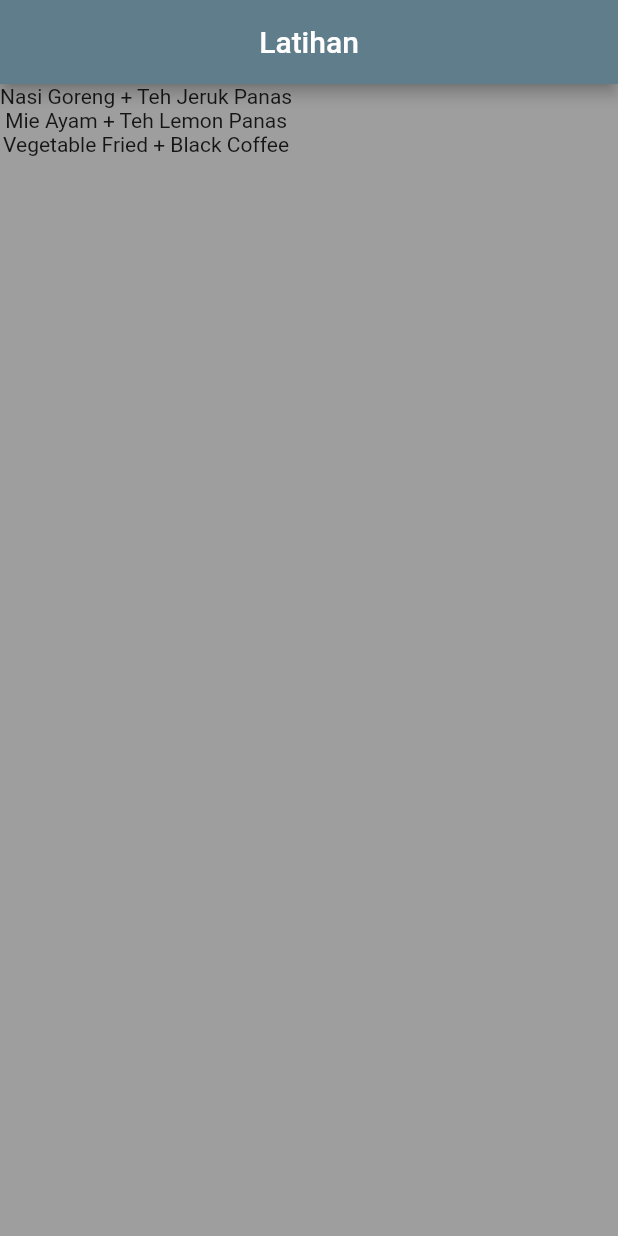
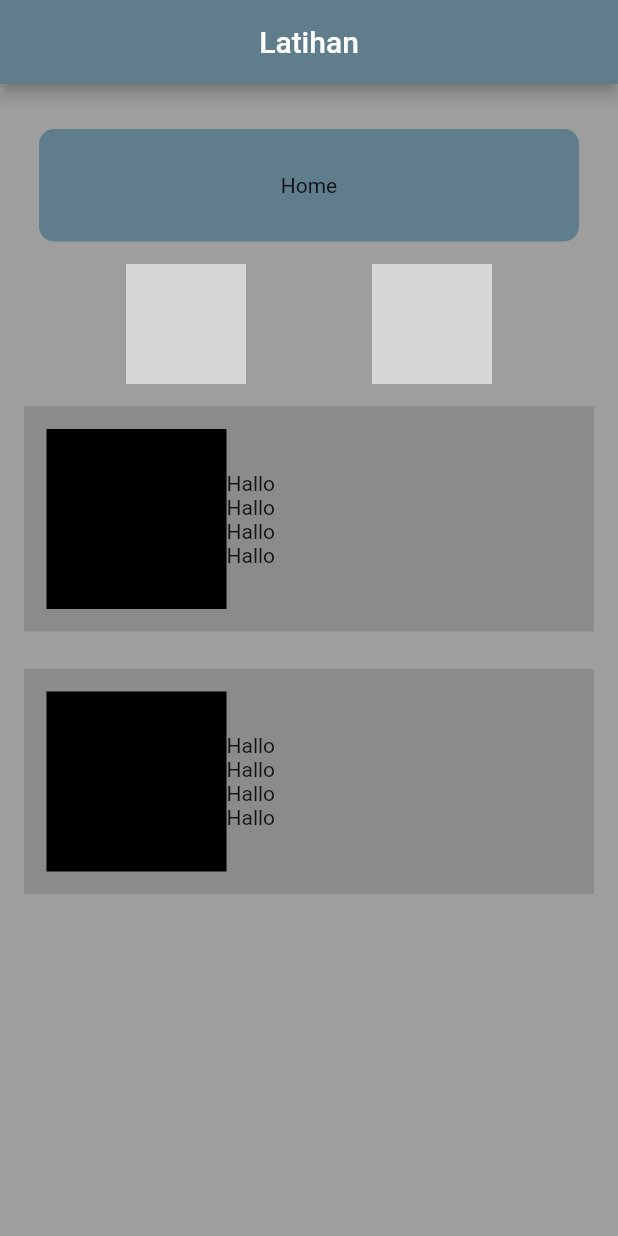
Before and after one commit to tasyaa01/Latihan-Flutter, a Flutter app: the screen it shows after launch, on a phone screen of 412 x 824 dp. Run offline on Flutter 3.47's test engine with Material 2 defaults, Android fonts, the phone set to English and light mode, and no system bars; grey boxes are pictures that could not be loaded.

Commit message:
Latihan Flutter

```diff
--- a/lib/column.dart
+++ b/lib/column_widget.dart
@@ -4,7 +4,7 @@ class ColumnWidget extends StatelessWidget{
   @override
   Widget build(BuildContext context) {
     return Column(
-      mainAxisAlignment: MainAxisAlignment.start,
+      mainAxisAlignment: MainAxisAlignment.spaceEvenly,
       children: [
         Text("Nasi Goreng + Teh Jeruk Panas"),
         Text("Mie Ayam + Teh Lemon Panas"),
--- /dev/null
+++ b/lib/container_widget.dart
@@ -0,0 +1,24 @@
+import 'package:flutter/material.dart';
+
+class ContainerWidget extends StatelessWidget{
+  const ContainerWidget({super.key});
+
+  @override
+  Widget build(BuildContext context) {
+    return Container(
+        height: 200,
+        width: 360,
+        decoration: BoxDecoration(
+          // color: Colors.blueGrey,
+          gradient: LinearGradient(
+            // colors: [Colors.red, Colors.orange, Colors.yellow, Colors.green, Colors.blue, Colors.deepPurple, Colors.purple],
+            colors: [Colors.blueGrey, Colors.white, Colors.blueGrey],
+          ),
+          borderRadius: BorderRadius.circular(10),
+        ),
+        child: Center(
+          child: Text("Ini Adalah Container"),
+        ),
+    );
+  }
+}
--- /dev/null
+++ b/lib/latihan.dart
@@ -0,0 +1,126 @@
+import 'package:flutter/material.dart';
+
+class Latihan extends StatelessWidget{
+  const Latihan({super.key});
+
+  @override
+  Widget build(BuildContext context) {
+    return Column(
+      mainAxisAlignment: MainAxisAlignment.spaceEvenly,
+      children: [
+        Container(
+          width: 360,
+          height: 75,
+          decoration: BoxDecoration(
+            color: Colors.blueGrey,
+            borderRadius: BorderRadius.circular(10),
+          ),
+          child: Center(
+            child: Text("Home"),
+          ),
+        ),
+        Padding(padding: EdgeInsets.only(top: 15)),
+
+        Row(
+          mainAxisAlignment: MainAxisAlignment.spaceEvenly,
+          children: [
+            Container(
+              width: 80,
+              height: 80,
+              color: Colors.black,
+              child: Image.asset('img/exo1.jpg',height: 900,width:100,),
+            ),
+            Container(
+              width: 80,
+              height: 80,
+              color: Colors.black,
+              child: Image.asset('img/exo2.jpg',height: 100,width:100,),
+            ),
+          ],
+        ),
+        Padding(padding: EdgeInsets.only(top: 15)),
+
+        // Container(
+        //   width: 400,
+        //   height: 100,
+        //   decoration: BoxDecoration(
+        //     color: Colors.blueGrey,
+        //     borderRadius: BorderRadius.circular(10),
+        //   ),
+        //   child: Center(
+        //     child: Text("Home"),
+        //   ),
+        // ),
+
+        Container(
+              child: Row(
+                children: [
+                  Container(
+                    margin: EdgeInsets.only(left: 15),
+                    height: 120,
+                    width: 120,
+                    decoration: BoxDecoration(
+                      color: Colors.black,
+                    ),
+                  ),
+                  Container(
+                    child: Column(
+                      mainAxisAlignment: MainAxisAlignment.center,
+                      crossAxisAlignment: CrossAxisAlignment.start,
+                      children: [
+                        Text("Hallo"),
+                        Text("Hallo"),
+                        Text("Hallo"),
+                        Text("Hallo"),
+                      ],
+                    ),
+
+                  ),
+                ],
+              ),
+              height: 150,
+              width: 380,
+              decoration: BoxDecoration(
+                color: Colors.black12,
+              ),
+            ),
+
+        Padding(padding: EdgeInsets.only(top: 25)),
+
+        Container(
+              child: Row(
+                children: [
+                  Container(
+                    margin: EdgeInsets.only(left: 15),
+                    height: 120,
+                    width: 120,
+                    decoration: BoxDecoration(
+                      color: Colors.black,
+                    ),
+                  ),
+                  Container(
+                    child: Column(
+                      mainAxisAlignment: MainAxisAlignment.center,
+                      crossAxisAlignment: CrossAxisAlignment.start,
+                      children: [
+                        Text("Hallo"),
+                        Text("Hallo"),
+                        Text("Hallo"),
+                        Text("Hallo"),
+                      ],
+                    ),
+
+                  ),
+                ],
+              ),
+              height: 150,
+              width: 380,
+              decoration: BoxDecoration(
+                color: Colors.black12,
+              ),
+            ),
+
+      ],
+    );
+  }
+}
--- a/lib/main.dart
+++ b/lib/main.dart
@@ -1,6 +1,9 @@
 import 'package:flutter/material.dart';
-import 'column.dart';
 
+// import 'column_widget.dart';
+// import 'row_widget.dart';
+import 'container_widget.dart';
+import 'latihan.dart';
 
 
 void main() {
@@ -24,7 +27,17 @@ class MyApp extends StatelessWidget {
           // TEXT DI HEADER
           title: Text("Latihan"),
         ),
-        body: ColumnWidget(),
+        body: Column(
+          // mainAxisAlignment: MainAxisAlignment.spaceEvenly,
+          children: [
+            // RowWidget(),
+            // memberikan jarak antara RowWidget row dan ColumnWidget
+            Padding(padding: EdgeInsets.only(top: 30)),
+            // ContainerWidget(),
+            // ColumnWidget(),
+            Latihan(),
+          ],
+        ),
         // LATAR BODY
         backgroundColor: Colors.grey,
       ),
--- /dev/null
+++ b/lib/row_widget.dart
@@ -0,0 +1,32 @@
+import 'package:flutter/material.dart';
+
+class RowWidget extends StatelessWidget{
+  const RowWidget({super.key});
+
+  @override
+  Widget build(BuildContext context) {
+    return Row(
+      mainAxisAlignment: MainAxisAlignment.spaceBetween,
+      children: [
+        Container(
+          color: Colors.red,
+          child: FlutterLogo(
+            size: 50,
+          ),
+        ),
+        Container(
+          color: Colors.purple,
+          child: FlutterLogo(
+            size: 50,
+          ),
+        ),
+        Container(
+          color: Colors.amber,
+          child: FlutterLogo(
+            size: 50,
+          ),
+        )
+      ],
+    );
+  }
+}
--- a/pubspec.yaml
+++ b/pubspec.yaml
@@ -60,8 +60,8 @@ flutter:
   uses-material-design: true
 
   # To add assets to your application, add an assets section, like this:
-  # assets:
-  #   - images/a_dot_burr.jpeg
+  assets:
+    - assets/img/
   #   - images/a_dot_ham.jpeg
 
   # An image asset can refer to one or more resolution-specific "variants", see
```
Also changed, not shown: assets/img/exo1.jpg (added), assets/img/exo2.jpg (added).
